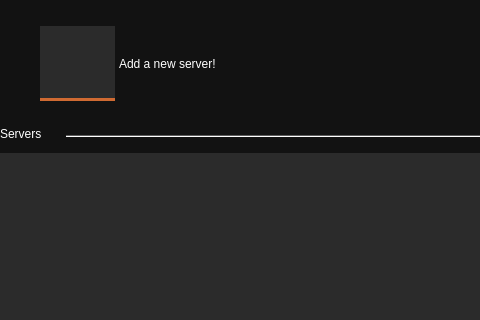
The window that ui/mainwindow.ui (metootem/TF2-Dedicated-Server-Manager) describes before a commit, drawn with Qt 5; both pictures show x 0 to 480 and y 0 to 320 of the 1000 by 640 pixel window.
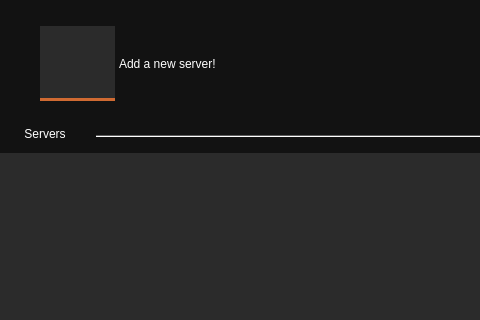
The same window after the commit. Icons and pictures are not drawn.

Commit message: Custom terminals are now saved in settings

Diff of the .ui file:
```diff
--- a/ui/mainwindow.ui
+++ b/ui/mainwindow.ui
@@ -1681,13 +1681,13 @@
        <widget class="QLabel" name="lblServers">
         <property name="minimumSize">
          <size>
-          <width>60</width>
+          <width>90</width>
           <height>20</height>
          </size>
         </property>
         <property name="maximumSize">
          <size>
-          <width>60</width>
+          <width>90</width>
           <height>20</height>
          </size>
         </property>
@@ -2020,7 +2020,7 @@
          <string>Servers</string>
         </property>
         <property name="alignment">
-         <set>Qt::AlignmentFlag::AlignLeading|Qt::AlignmentFlag::AlignLeft|Qt::AlignmentFlag::AlignTop</set>
+         <set>Qt::AlignmentFlag::AlignHCenter|Qt::AlignmentFlag::AlignTop</set>
         </property>
        </widget>
       </item>
```
The commit also changes 2 other files.
